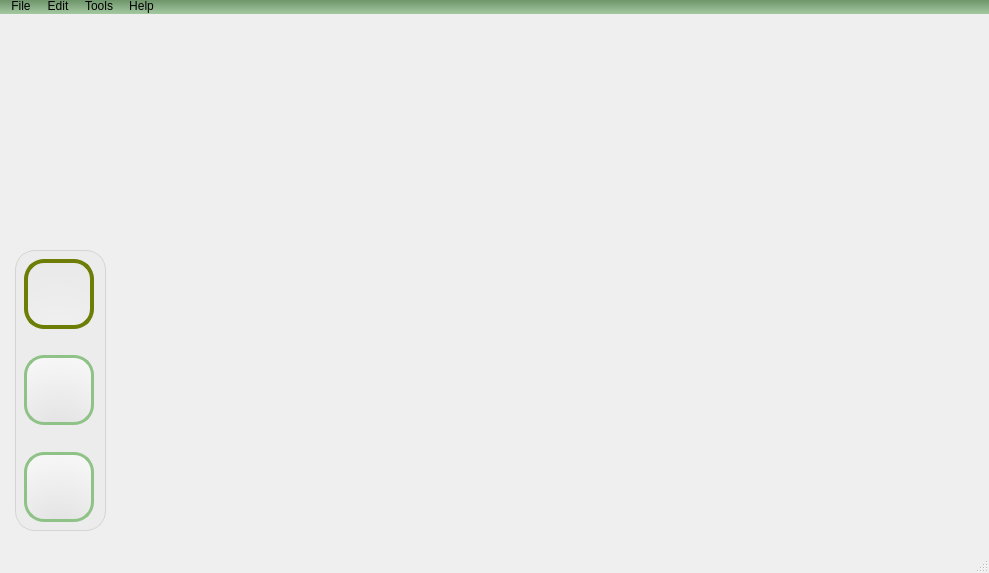
Above: onlineboard.ui from MaxMalts/Online_Board before the change. Below: the same form after it.
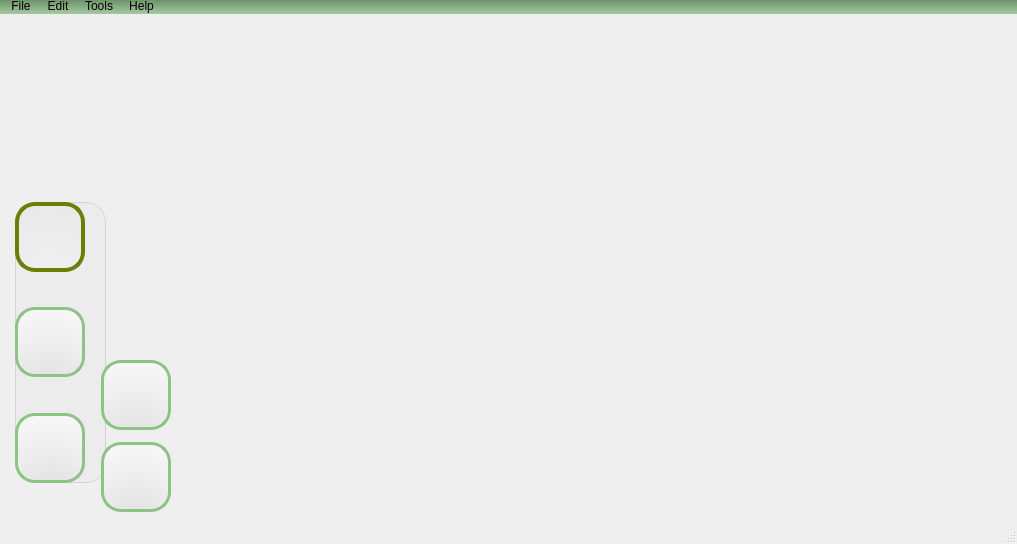
That is the form after the change. Icons and pictures are not drawn.

Commit message: Added buttonEllipse to GUI. For this I implemented a drop-down menu for buttonFigure and made it work correctly with corresponding QActions by adding them into a QActionGroup. I also needed to implement EventSignalAdapter to receive different events from buttons as signals to avoid inheriting from QToolButton.

The edit to the form file:
```diff
--- a/onlineboard.ui
+++ b/onlineboard.ui
@@ -6,8 +6,8 @@
    <rect>
     <x>0</x>
     <y>0</y>
-    <width>989</width>
-    <height>573</height>
+    <width>1017</width>
+    <height>544</height>
    </rect>
   </property>
   <property name="windowTitle">
@@ -43,8 +43,48 @@
       </property>
      </spacer>
     </item>
+    <item row="1" column="2">
+     <spacer name="horizontalSpacer">
+      <property name="orientation">
+       <enum>Qt::Horizontal</enum>
+      </property>
+      <property name="sizeHint" stdset="0">
+       <size>
+        <width>862</width>
+        <height>20</height>
+       </size>
+      </property>
+     </spacer>
+    </item>
     <item row="1" column="0">
+     <widget class="QWidget" name="toolsContainer" native="true">
+      <property name="sizePolicy">
+       <sizepolicy hsizetype="Fixed" vsizetype="Fixed">
+        <horstretch>0</horstretch>
+        <verstretch>0</verstretch>
+       </sizepolicy>
+      </property>
+      <property name="minimumSize">
+       <size>
+        <width>176</width>
+        <height>318</height>
+       </size>
+      </property>
+      <property name="maximumSize">
+       <size>
+        <width>186</width>
+        <height>281</height>
+       </size>
+      </property>
      <widget class="QWidget" name="tools" native="true">
+       <property name="geometry">
+        <rect>
+         <x>0</x>
+         <y>0</y>
+         <width>91</width>
+         <height>281</height>
+        </rect>
+       </property>
       <property name="sizePolicy">
        <sizepolicy hsizetype="Fixed" vsizetype="Fixed">
         <horstretch>0</horstretch>
@@ -231,6 +271,113 @@
         </spacer>
        </item>
        <item>
+         <widget class="QToolButton" name="buttonFigure">
+          <property name="sizePolicy">
+           <sizepolicy hsizetype="Maximum" vsizetype="Expanding">
+            <horstretch>0</horstretch>
+            <verstretch>0</verstretch>
+           </sizepolicy>
+          </property>
+          <property name="minimumSize">
+           <size>
+            <width>70</width>
+            <height>70</height>
+           </size>
+          </property>
+          <property name="maximumSize">
+           <size>
+            <width>70</width>
+            <height>70</height>
+           </size>
+          </property>
+          <property name="cursor">
+           <cursorShape>PointingHandCursor</cursorShape>
+          </property>
+          <property name="focusPolicy">
+           <enum>Qt::StrongFocus</enum>
+          </property>
+          <property name="styleSheet">
+           <string notr="true">QToolButton {
+	background: qradialgradient(cx:0.5, cy:1.2, radius:1.2, fx:0.5, fy:1.2, stop:0 #e0e0e0, stop:1 #f7f7f7);
+	border: 3px solid #8fc286;
+	border-radius: 20px;
+}
+
+QToolButton:hover {
+	background: qradialgradient(cx:0.5, cy:1.2, radius:1.2, fx:0.5, fy:1.2, stop:0 #d5d5d5, stop:1 #f6f6f6);
+}
+
+QToolButton:checked {
+	background: qradialgradient(cx:0.5, cy:1.2, radius:1.2, fx:0.5, fy:1.2, stop:0 #f1f1f1, stop:1 #e9e9e9);
+	border-width: 4px;
+	border-color: #6d7d06;
+}
+
+QToolButton::menu-indicator {
+	image: none;
+}</string>
+          </property>
+          <property name="text">
+           <string/>
+          </property>
+          <property name="icon">
+           <iconset>
+            <normaloff>Data/img/tools/rect.png</normaloff>Data/img/tools/rect.png</iconset>
+          </property>
+          <property name="iconSize">
+           <size>
+            <width>50</width>
+            <height>50</height>
+           </size>
+          </property>
+          <property name="checkable">
+           <bool>true</bool>
+          </property>
+          <attribute name="buttonGroup">
+           <string notr="true">toolsGroup</string>
+          </attribute>
+         </widget>
+        </item>
+       </layout>
+      </widget>
+      <widget class="QWidget" name="figures" native="true">
+       <property name="geometry">
+        <rect>
+         <x>86</x>
+         <y>152</y>
+         <width>91</width>
+         <height>166</height>
+        </rect>
+       </property>
+       <property name="sizePolicy">
+        <sizepolicy hsizetype="Fixed" vsizetype="Fixed">
+         <horstretch>0</horstretch>
+         <verstretch>0</verstretch>
+        </sizepolicy>
+       </property>
+       <property name="minimumSize">
+        <size>
+         <width>0</width>
+         <height>0</height>
+        </size>
+       </property>
+       <property name="maximumSize">
+        <size>
+         <width>16777215</width>
+         <height>16777215</height>
+        </size>
+       </property>
+       <property name="layoutDirection">
+        <enum>Qt::LeftToRight</enum>
+       </property>
+       <property name="autoFillBackground">
+        <bool>false</bool>
+       </property>
+       <property name="styleSheet">
+        <string notr="true"/>
+       </property>
+       <layout class="QVBoxLayout" name="verticalLayout_3">
+        <item>
         <widget class="QToolButton" name="buttonRectangle">
          <property name="sizePolicy">
           <sizepolicy hsizetype="Maximum" vsizetype="Expanding">
@@ -285,28 +432,78 @@
           </size>
          </property>
          <property name="checkable">
-          <bool>true</bool>
-         </property>
-         <attribute name="buttonGroup">
-          <string notr="true">toolsGroup</string>
-         </attribute>
+           <bool>false</bool>
+          </property>
+         </widget>
+        </item>
+        <item>
+         <widget class="QToolButton" name="buttonEllipse">
+          <property name="sizePolicy">
+           <sizepolicy hsizetype="Maximum" vsizetype="Expanding">
+            <horstretch>0</horstretch>
+            <verstretch>0</verstretch>
+           </sizepolicy>
+          </property>
+          <property name="minimumSize">
+           <size>
+            <width>70</width>
+            <height>70</height>
+           </size>
+          </property>
+          <property name="maximumSize">
+           <size>
+            <width>70</width>
+            <height>70</height>
+           </size>
+          </property>
+          <property name="cursor">
+           <cursorShape>PointingHandCursor</cursorShape>
+          </property>
+          <property name="focusPolicy">
+           <enum>Qt::StrongFocus</enum>
+          </property>
+          <property name="styleSheet">
+           <string notr="true">QToolButton {
+	background: qradialgradient(cx:0.5, cy:1.2, radius:1.2, fx:0.5, fy:1.2, stop:0 #e0e0e0, stop:1 #f7f7f7);
+	border: 3px solid #8fc286;
+	border-radius: 20px;
+}
+
+QToolButton:hover {
+	background: qradialgradient(cx:0.5, cy:1.2, radius:1.2, fx:0.5, fy:1.2, stop:0 #d5d5d5, stop:1 #f6f6f6);
+}
+
+QToolButton:checked {
+	background: qradialgradient(cx:0.5, cy:1.2, radius:1.2, fx:0.5, fy:1.2, stop:0 #f1f1f1, stop:1 #e9e9e9);
+	border-width: 4px;
+	border-color: #6d7d06;
+}
+
+QToolButton::menu-indicator {
+	image: none;
+}</string>
+          </property>
+          <property name="text">
+           <string/>
+          </property>
+          <property name="icon">
+           <iconset>
+            <normaloff>Data/img/tools/ellipse.png</normaloff>Data/img/tools/ellipse.png</iconset>
+          </property>
+          <property name="iconSize">
+           <size>
+            <width>50</width>
+            <height>50</height>
+           </size>
+          </property>
+          <property name="checkable">
+           <bool>false</bool>
+          </property>
         </widget>
        </item>
       </layout>
      </widget>
-    </item>
-    <item row="1" column="1">
-     <spacer name="horizontalSpacer">
-      <property name="orientation">
-       <enum>Qt::Horizontal</enum>
-      </property>
-      <property name="sizeHint" stdset="0">
-       <size>
-        <width>862</width>
-        <height>20</height>
-       </size>
-      </property>
-     </spacer>
+     </widget>
     </item>
    </layout>
   </widget>
@@ -315,7 +512,7 @@
     <rect>
      <x>0</x>
      <y>0</y>
-     <width>989</width>
+     <width>1017</width>
      <height>21</height>
     </rect>
    </property>
```
Left out of the diff: 184 changed lines with no effect on the pictures. Lines whose indentation alone changed are shown as unchanged. The commit also changes 7 other files.
